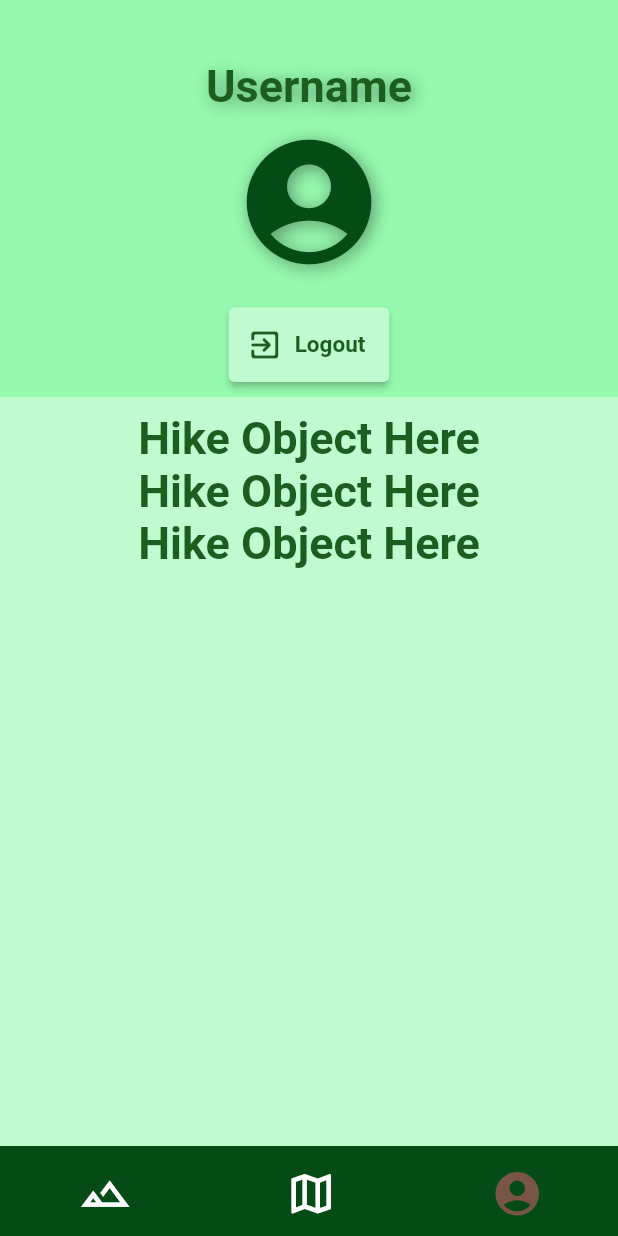
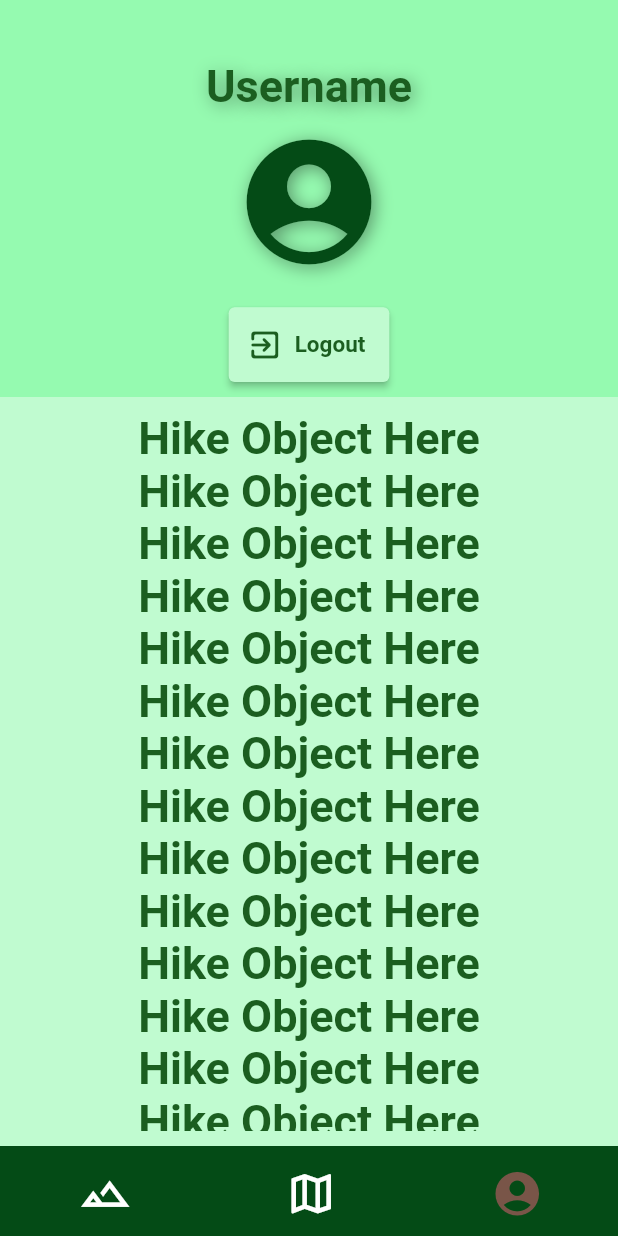
Before and after one commit to stackunderfl0w/hiking_app, a Flutter app: the screen it shows after launch, item 3 of the bottom bar chosen, on a phone screen of 412 x 824 dp. Run offline on Flutter 3.47's test engine with Material 2 defaults, Android fonts, the phone set to English and light mode, and no system bars; our stand-ins replace flutter_map, latlong2, location; missing offline and left inert: background_location, flutter_map_line_editor.

Commit message:
Made it so that the Hike List Column can be scrolled through.

```diff
--- a/lib/profile_page.dart
+++ b/lib/profile_page.dart
@@ -117,6 +117,7 @@ class _ProfilePageWidgetState extends State<ProfilePageWidget> {
                 margin: const EdgeInsets.fromLTRB(0, 10, 0, 0),
                 padding: const EdgeInsets.fromLTRB(0, 10, 0, 10),
                 color: const Color.fromARGB(255, 192, 251, 208),
+                child: SingleChildScrollView(
                   child: Column(
                     mainAxisSize: MainAxisSize.max,
                     mainAxisAlignment: MainAxisAlignment.start,
@@ -153,8 +154,149 @@ class _ProfilePageWidgetState extends State<ProfilePageWidget> {
                           color: Color(0xFF1B5E20),
                         ),
                       ),
+                      Text(
+                        'Hike Object Here',
+                        textAlign: TextAlign.center,
+                        maxLines: 2,
+                        style: TextStyle(
+                          fontWeight: FontWeight.bold,
+                          fontSize: 30,
+                          color: Color(0xFF1B5E20),
+                        ),
+                      ),
+                      Text(
+                        'Hike Object Here',
+                        textAlign: TextAlign.center,
+                        maxLines: 2,
+                        style: TextStyle(
+                          fontWeight: FontWeight.bold,
+                          fontSize: 30,
+                          color: Color(0xFF1B5E20),
+                        ),
+                      ),
+                      Text(
+                        'Hike Object Here',
+                        textAlign: TextAlign.center,
+                        maxLines: 2,
+                        style: TextStyle(
+                          fontWeight: FontWeight.bold,
+                          fontSize: 30,
+                          color: Color(0xFF1B5E20),
+                        ),
+                      ),
+                      Text(
+                        'Hike Object Here',
+                        textAlign: TextAlign.center,
+                        maxLines: 2,
+                        style: TextStyle(
+                          fontWeight: FontWeight.bold,
+                          fontSize: 30,
+                          color: Color(0xFF1B5E20),
+                        ),
+                      ),
+                      Text(
+                        'Hike Object Here',
+                        textAlign: TextAlign.center,
+                        maxLines: 2,
+                        style: TextStyle(
+                          fontWeight: FontWeight.bold,
+                          fontSize: 30,
+                          color: Color(0xFF1B5E20),
+                        ),
+                      ),
+                      Text(
+                        'Hike Object Here',
+                        textAlign: TextAlign.center,
+                        maxLines: 2,
+                        style: TextStyle(
+                          fontWeight: FontWeight.bold,
+                          fontSize: 30,
+                          color: Color(0xFF1B5E20),
+                        ),
+                      ),
+                      Text(
+                        'Hike Object Here',
+                        textAlign: TextAlign.center,
+                        maxLines: 2,
+                        style: TextStyle(
+                          fontWeight: FontWeight.bold,
+                          fontSize: 30,
+                          color: Color(0xFF1B5E20),
+                        ),
+                      ),
+                      Text(
+                        'Hike Object Here',
+                        textAlign: TextAlign.center,
+                        maxLines: 2,
+                        style: TextStyle(
+                          fontWeight: FontWeight.bold,
+                          fontSize: 30,
+                          color: Color(0xFF1B5E20),
+                        ),
+                      ),
+                      Text(
+                        'Hike Object Here',
+                        textAlign: TextAlign.center,
+                        maxLines: 2,
+                        style: TextStyle(
+                          fontWeight: FontWeight.bold,
+                          fontSize: 30,
+                          color: Color(0xFF1B5E20),
+                        ),
+                      ),
+                      Text(
+                        'Hike Object Here',
+                        textAlign: TextAlign.center,
+                        maxLines: 2,
+                        style: TextStyle(
+                          fontWeight: FontWeight.bold,
+                          fontSize: 30,
+                          color: Color(0xFF1B5E20),
+                        ),
+                      ),
+                      Text(
+                        'Hike Object Here',
+                        textAlign: TextAlign.center,
+                        maxLines: 2,
+                        style: TextStyle(
+                          fontWeight: FontWeight.bold,
+                          fontSize: 30,
+                          color: Color(0xFF1B5E20),
+                        ),
+                      ),
+                      Text(
+                        'Hike Object Here',
+                        textAlign: TextAlign.center,
+                        maxLines: 2,
+                        style: TextStyle(
+                          fontWeight: FontWeight.bold,
+                          fontSize: 30,
+                          color: Color(0xFF1B5E20),
+                        ),
+                      ),
+                      Text(
+                        'Hike Object Here',
+                        textAlign: TextAlign.center,
+                        maxLines: 2,
+                        style: TextStyle(
+                          fontWeight: FontWeight.bold,
+                          fontSize: 30,
+                          color: Color(0xFF1B5E20),
+                        ),
+                      ),
+                      Text(
+                        'Hike Object Here',
+                        textAlign: TextAlign.center,
+                        maxLines: 2,
+                        style: TextStyle(
+                          fontWeight: FontWeight.bold,
+                          fontSize: 30,
+                          color: Color(0xFF1B5E20),
+                        ),
+                      ),
 
                     ],
+                  ),
                 )
               ),
             )
```
Lines whose indentation alone changed are shown as unchanged.
